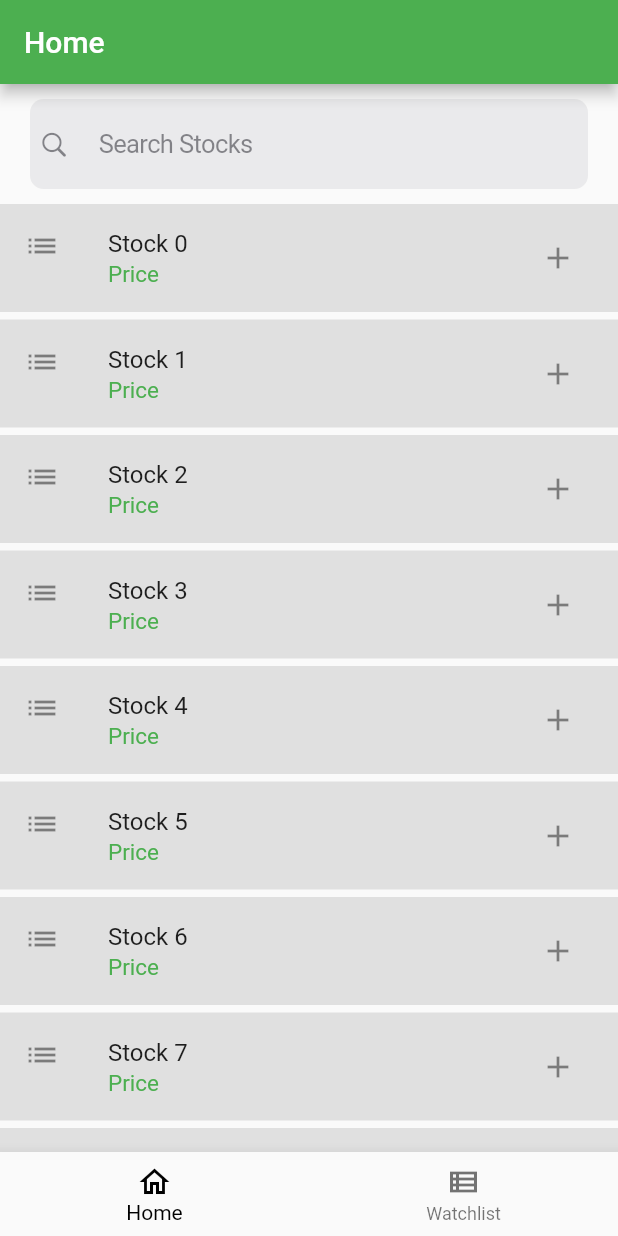
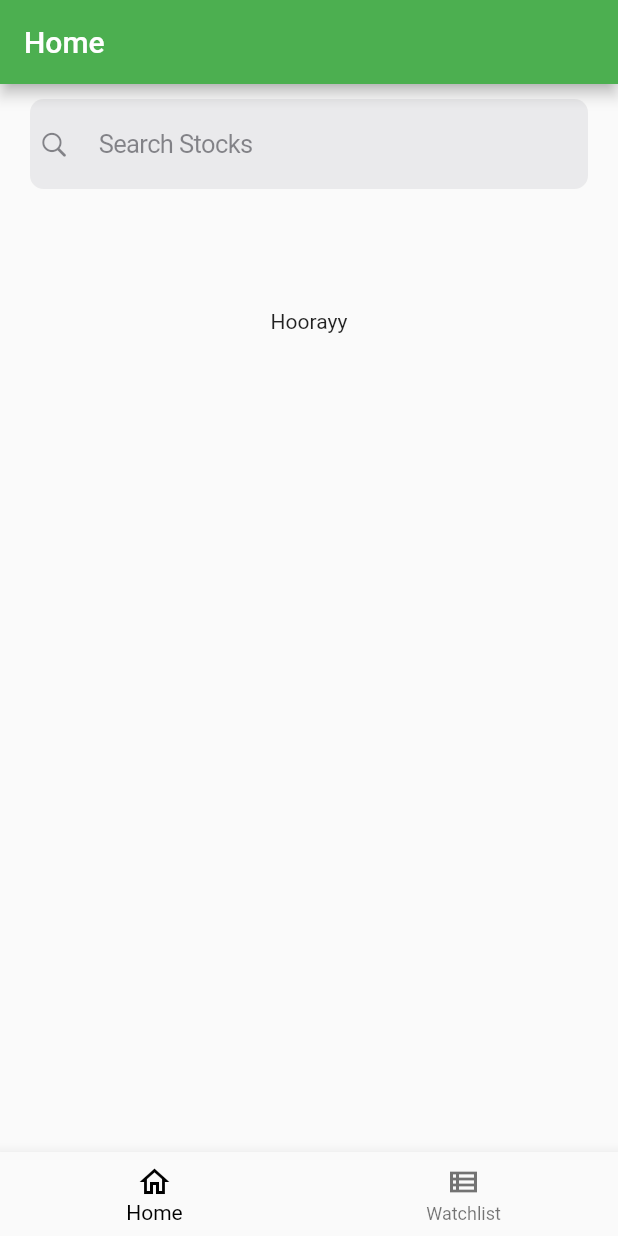
Before and after one commit to raulrahj/Stock-watchlist, a Flutter app: the screen it shows after launch, on a phone screen of 412 x 824 dp. Run offline on Flutter 3.47's test engine with Material 2 defaults, Android fonts, the phone set to English and light mode, and no system bars; our stand-ins replace hive_flutter; accounts and stored records are empty.

Commit message:
home screen controller added

```diff
--- a/lib/controller/search_controller.dart
+++ b/lib/controller/search_controller.dart
@@ -1,5 +1,24 @@
 import 'package:flutter/material.dart';
+import 'package:stock_watchlist/controller/services/base.dart';
+import 'package:stock_watchlist/model/stock_model.dart';
 
-class SerchController extends ChangeNotifier{
-
+class SearchController extends ChangeNotifier {
+  final _service = Services();
+  List<StockModel> searchSuggestions = [];
+  List<StockModel> searchResult = [];
+  bool isLoading = false;
+  bool isSearch = false;
+  Future<void> fetchData(String keyword, [bool isSearching = false]) async {
+    isLoading = true;
+    isSearch = false;
+    notifyListeners();
+    final data = await _service.searchStock(keyword);
+    if (isSearching) {
+      isSearch = true;
+      searchResult = data;
+    }
+    searchSuggestions = data;
+    isLoading = false;
+    notifyListeners();
+  }
 }
--- a/lib/controller/utils/api.dart
+++ b/lib/controller/utils/api.dart
@@ -1,2 +1,2 @@
-const apiKey= "H0QPXV6NG3W4U4F3";
+const apiKey= "58GY984WNHHPB557";
 const baseApi= "https://www.alphavantage.co/";
--- a/lib/main.dart
+++ b/lib/main.dart
@@ -1,6 +1,7 @@
 import 'package:flutter/material.dart';
 import 'package:provider/provider.dart';
 import 'package:stock_watchlist/controller/base_controller.dart';
+import 'package:stock_watchlist/controller/search_controller.dart';
 import 'package:stock_watchlist/view/navbar/botton_nav.dart';
 
 void main() {
@@ -16,7 +17,10 @@ class MyApp extends StatelessWidget {
       providers: [
         ChangeNotifierProvider(
           create: (context) => BaseController(),
-        )
+        ),
+        ChangeNotifierProvider(
+          create: (context) => SearchController(),
+        ),
       ],
       child: MaterialApp(
         title: 'Stock Watchlist',
--- /dev/null
+++ b/lib/model/stock_model.dart
@@ -0,0 +1,20 @@
+import 'package:hive_flutter/hive_flutter.dart';
+
+@HiveType(typeId: 1)
+class StockModel {
+  @HiveField(0)
+  int? id;
+  @HiveField(1)
+  final String company;
+  @HiveField(2)
+  final String symbol;
+
+  StockModel({this.id, required this.company, required this.symbol});
+
+  factory StockModel.fromJson(Map<String, dynamic> json) {
+    return StockModel(
+      company: json['company'] ?? "",
+      symbol: json['symbol'] ?? "",
+    );
+  }
+}
--- a/lib/view/home/home_screen.dart
+++ b/lib/view/home/home_screen.dart
@@ -1,5 +1,10 @@
+import 'dart:async';
+
 import 'package:flutter/cupertino.dart';
 import 'package:flutter/material.dart';
+import 'package:provider/provider.dart';
+import 'package:stock_watchlist/controller/search_controller.dart';
+import 'package:stock_watchlist/view/home/widgets.dart';
 
 class HomeScreen extends StatefulWidget {
   const HomeScreen({super.key});
@@ -10,6 +15,7 @@ class HomeScreen extends StatefulWidget {
 
 class _HomeScreenState extends State<HomeScreen> {
   late TextEditingController textController;
+  Timer? _debounce;
   @override
   void initState() {
     super.initState();
@@ -19,6 +25,7 @@ class _HomeScreenState extends State<HomeScreen> {
   @override
   void dispose() {
     textController.dispose();
+    _debounce?.cancel();
     super.dispose();
   }
 
@@ -28,63 +35,65 @@ class _HomeScreenState extends State<HomeScreen> {
       appBar: AppBar(
         title: const Text("Home"),
       ),
-      body: SafeArea(
-          child: SingleChildScrollView(
-        child: Column(children: [
+      body: SafeArea(child: SingleChildScrollView(
+        child: Consumer<SearchController>(builder: (context, state, _) {
+          return Column(
+            children: [
               Padding(
                 padding: const EdgeInsets.only(top: 10, left: 20, right: 20),
                 child: CupertinoSearchTextField(
-              // backgroundColor: Colors.,
-              padding: const EdgeInsets.symmetric(horizontal: 20, vertical: 20),
+                  padding:
+                      const EdgeInsets.symmetric(horizontal: 20, vertical: 20),
                   controller: textController,
                   placeholder: 'Search Stocks',
                   onSubmitted: (value) {
+                    Provider.of<SearchController>(context, listen: false)
+                        .fetchData(value, true);
                     debugPrint(value);
+                  },
+                  onChanged: (value) {
+                    if (_debounce != null) {
+                      _debounce!.cancel();
+                    }
+                    _debounce = Timer(
+                      const Duration(milliseconds: 900),
+                      () async {
+                        await Provider.of<SearchController>(context,
+                                listen: false)
+                            .fetchData(value);
+                      },
+                    );
                   },
                 ),
               ),
-          Visibility(
-              visible: false,
-              child: Container(
-                color: Colors.grey[300],
-                margin: const EdgeInsets.only(left: 20, right: 20),
-                height: 350,
-                child: ListView.builder(
-                    itemCount: 5,
-                    itemBuilder: (BuildContext context, int index) {
-                      return ListTile(
-                          leading: const Icon(Icons.list),
-                          subtitle: const Text(
-                            "Price",
-                            style: TextStyle(color: Colors.green, fontSize: 15),
-                          ),
-                          trailing: IconButton(
-                              onPressed: () {}, icon: const Icon(Icons.add)),
-                          title: Text("Stock $index"));
-                    }),
-              )),
-          ListView.separated(
-            padding: const EdgeInsets.only(top: 10),
-            physics: const NeverScrollableScrollPhysics(),
-            shrinkWrap: true,
-            itemCount: 10,
-            itemBuilder: (BuildContext context, int index) {
-              return ListTile(
-                tileColor: Colors.grey[300],
-                  leading: const Icon(Icons.list),
-                  subtitle: const Text(
-                    "Price",
-                    style: TextStyle(color: Colors.green, fontSize: 15),
-                  ),
-                  trailing:
-                      IconButton(onPressed: () {}, icon: const Icon(Icons.add)),
-                  title: Text("Stock $index"));
-            },
-            separatorBuilder: (context, index) => const SizedBox(
-              height: 5,
+              if (state.isLoading)
+                const Padding(
+                  padding: EdgeInsets.only(top: 80.0),
+                  child: Center(
+                    child: CircularProgressIndicator(),
                   ),
                 )
+              else
+                Column(children: [
+                  SearchSuggestion(searchSuggestions: state.searchSuggestions),
+                  if (state.searchResult.isNotEmpty)
+                    SearchResult(
+                      searchResult: state.searchResult,
+                    )
+                  else if (textController.text.isEmpty)
+                    const Padding(
+                      padding: EdgeInsets.only(top: 80.0),
+                      child: Center(child: Text("Hoorayy")),
+                    )
+                  else
+                    const Padding(
+                      padding: EdgeInsets.only(top: 80.0),
+                      child: Center(child: Text("No Stocks Found!")),
+                    )
                 ]),
+            ],
+          );
+        }),
       )),
     );
   }
```
Also changed, not shown: lib/controller/services/base.dart (added, +50 -0 lines), lib/view/home/widgets.dart (added, +66 -0 lines). Lines whose indentation alone changed are shown as unchanged.
